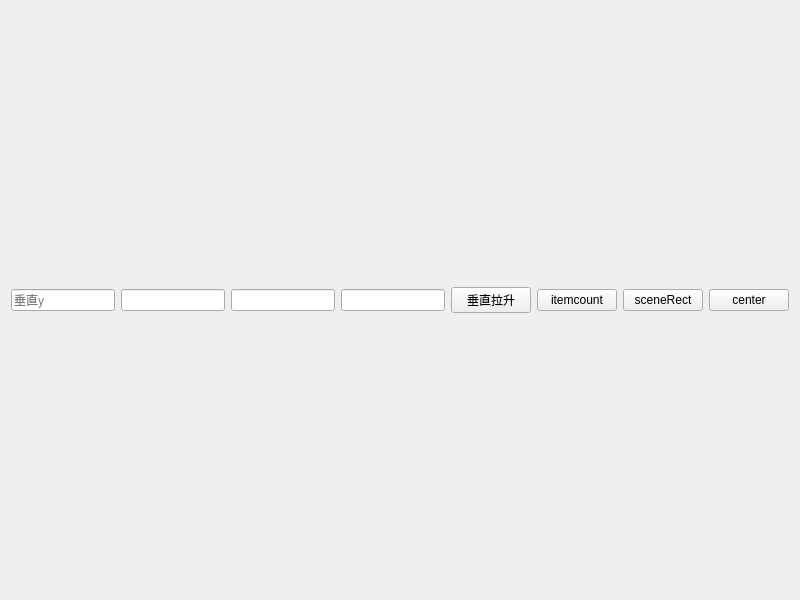
JiaTaoXie/graphicsview, file widget.ui: the form before one commit.
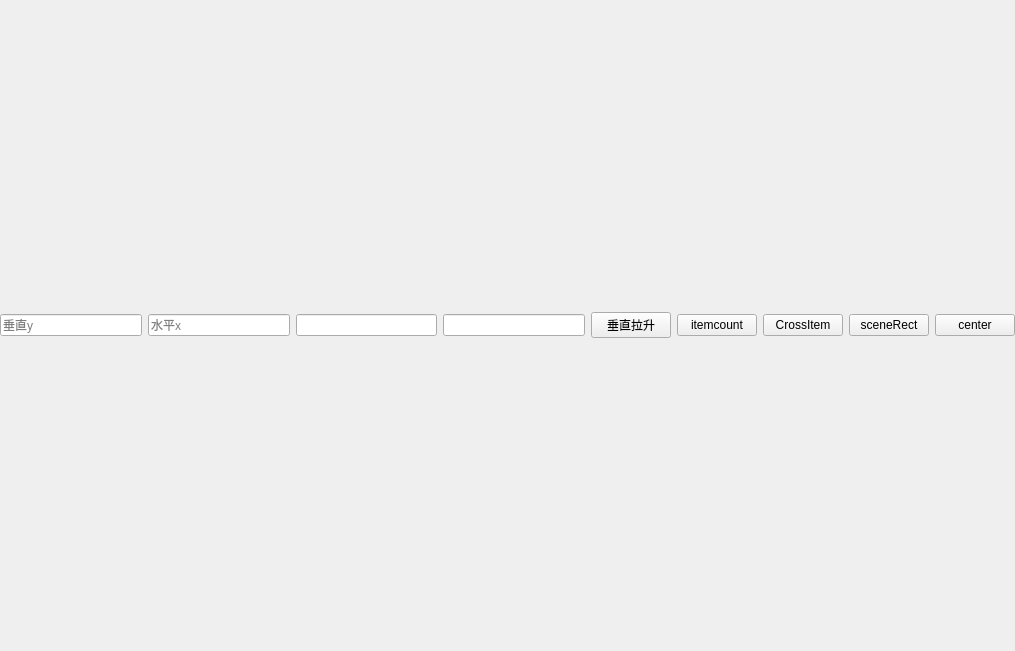
The form after the commit.

The edit to the form file:
```diff
--- a/widget.ui
+++ b/widget.ui
@@ -6,14 +6,47 @@
    <rect>
     <x>0</x>
     <y>0</y>
-    <width>800</width>
-    <height>600</height>
+    <width>1015</width>
+    <height>651</height>
    </rect>
   </property>
   <property name="windowTitle">
    <string>Widget</string>
   </property>
+  <property name="styleSheet">
+   <string notr="true"/>
+  </property>
+  <layout class="QGridLayout" name="gridLayout_2">
+   <property name="leftMargin">
+    <number>0</number>
+   </property>
+   <property name="topMargin">
+    <number>0</number>
+   </property>
+   <property name="rightMargin">
+    <number>0</number>
+   </property>
+   <property name="bottomMargin">
+    <number>0</number>
+   </property>
+   <item row="0" column="0">
+    <widget class="QWidget" name="widget2" native="true">
+     <property name="styleSheet">
+      <string notr="true"/>
+     </property>
   <layout class="QVBoxLayout" name="verticalLayout" stretch="10,1">
+      <property name="leftMargin">
+       <number>0</number>
+      </property>
+      <property name="topMargin">
+       <number>0</number>
+      </property>
+      <property name="rightMargin">
+       <number>0</number>
+      </property>
+      <property name="bottomMargin">
+       <number>0</number>
+      </property>
    <item>
     <layout class="QGridLayout" name="gridLayout"/>
    </item>
@@ -27,7 +60,11 @@
       </widget>
      </item>
      <item>
-      <widget class="QLineEdit" name="lineEdit_2"/>
+         <widget class="QLineEdit" name="lineEdit_2">
+          <property name="placeholderText">
+           <string>水平x</string>
+          </property>
+         </widget>
      </item>
      <item>
       <widget class="QLineEdit" name="lineEdit_3"/>
@@ -49,6 +86,13 @@
        </property>
       </widget>
      </item>
+        <item>
+         <widget class="QPushButton" name="pushButton_5">
+          <property name="text">
+           <string>CrossItem</string>
+          </property>
+         </widget>
+        </item>
      <item>
       <widget class="QPushButton" name="pushButton">
        <property name="text">
@@ -64,6 +108,9 @@
       </widget>
      </item>
     </layout>
+      </item>
+     </layout>
+    </widget>
    </item>
   </layout>
  </widget>
```
Lines whose indentation alone changed are shown as unchanged.
